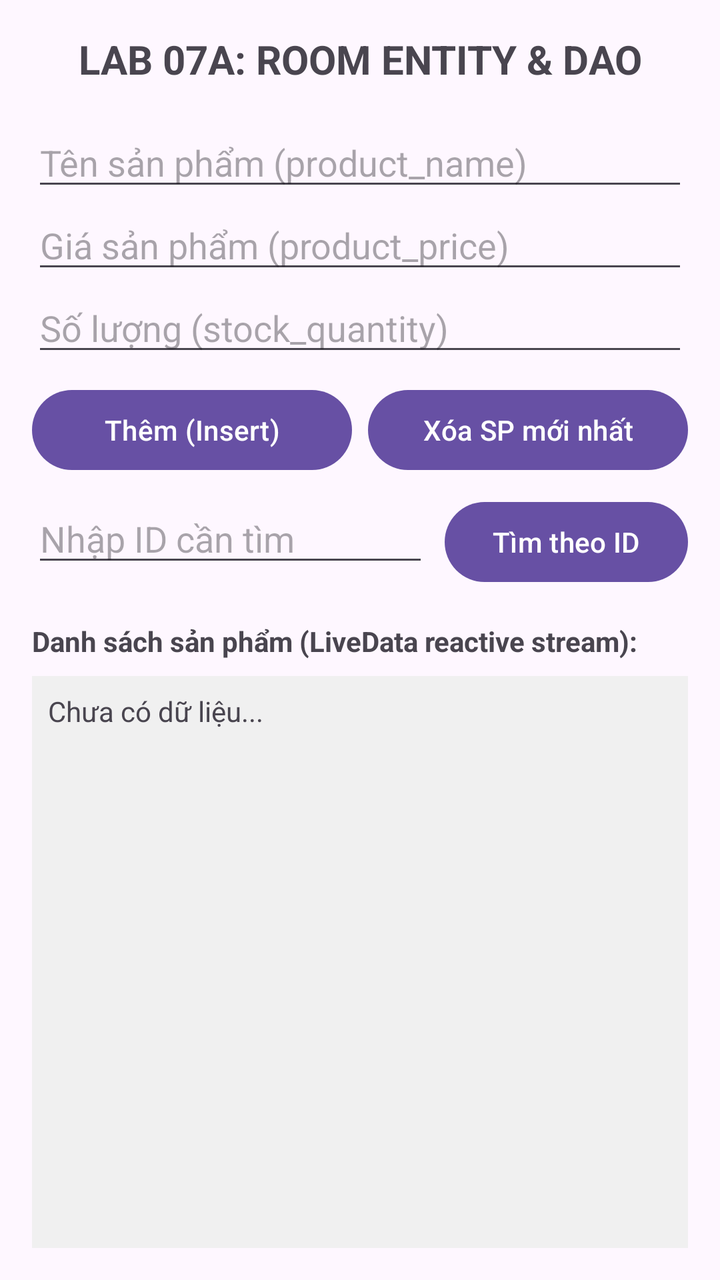
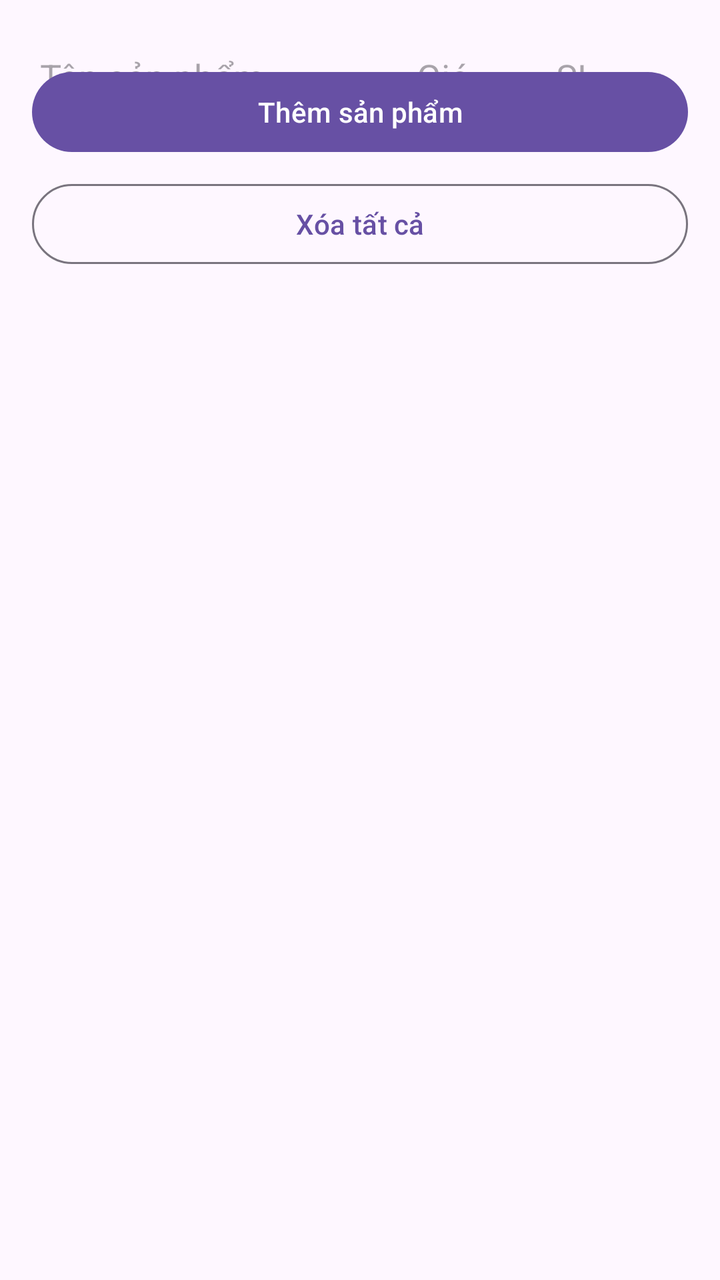

Compare the two renders of this Android layout. The source of the first and the diff that turns it into the second are given below.
<!-- AndroidManifest.xml: application theme Theme.Lab07A_Room_2474802010092 -->
<!-- res/layout/activity_main.xml -->
<?xml version="1.0" encoding="utf-8"?>
<LinearLayout xmlns:android="http://schemas.android.com/apk/res/android"
    android:layout_width="match_parent"
    android:layout_height="match_parent"
    android:orientation="vertical"
    android:padding="16dp">

    <TextView
        android:layout_width="match_parent"
        android:layout_height="wrap_content"
        android:text="LAB 07A: ROOM ENTITY &amp; DAO"
        android:textSize="20sp"
        android:textStyle="bold"
        android:gravity="center"
        android:layout_marginBottom="16dp" />

    <EditText
        android:id="@+id/etProductName"
        android:layout_width="match_parent"
        android:layout_height="wrap_content"
        android:hint="Tên sản phẩm (product_name)"
        android:inputType="text" />

    <EditText
        android:id="@+id/etProductPrice"
        android:layout_width="match_parent"
        android:layout_height="wrap_content"
        android:hint="Giá sản phẩm (product_price)"
        android:inputType="numberDecimal" />

    <EditText
        android:id="@+id/etProductQuantity"
        android:layout_width="match_parent"
        android:layout_height="wrap_content"
        android:hint="Số lượng (stock_quantity)"
        android:inputType="number" />

    <LinearLayout
        android:layout_width="match_parent"
        android:layout_height="wrap_content"
        android:orientation="horizontal"
        android:layout_marginTop="8dp">

        <Button
            android:id="@+id/btnInsert"
            android:layout_width="0dp"
            android:layout_height="wrap_content"
            android:layout_weight="1"
            android:text="Thêm (Insert)" />

        <Button
            android:id="@+id/btnDelete"
            android:layout_width="0dp"
            android:layout_height="wrap_content"
            android:layout_weight="1"
            android:layout_marginStart="8dp"
            android:text="Xóa SP mới nhất" />
    </LinearLayout>

    <LinearLayout
        android:layout_width="match_parent"
        android:layout_height="wrap_content"
        android:orientation="horizontal"
        android:layout_marginTop="8dp">

        <EditText
            android:id="@+id/etSearchId"
            android:layout_width="0dp"
            android:layout_height="wrap_content"
            android:layout_weight="1"
            android:hint="Nhập ID cần tìm"
            android:inputType="number" />

        <Button
            android:id="@+id/btnSearch"
            android:layout_width="wrap_content"
            android:layout_height="wrap_content"
            android:layout_marginStart="8dp"
            android:text="Tìm theo ID" />
    </LinearLayout>

    <TextView
        android:layout_width="match_parent"
        android:layout_height="wrap_content"
        android:text="Danh sách sản phẩm (LiveData reactive stream):"
        android:textStyle="bold"
        android:layout_marginTop="16dp" />

    <ScrollView
        android:layout_width="match_parent"
        android:layout_height="0dp"
        android:layout_weight="1"
        android:layout_marginTop="8dp"
        android:background="#F0F0F0"
        android:padding="8dp">

        <TextView
            android:id="@+id/tvProductList"
            android:layout_width="match_parent"
            android:layout_height="wrap_content"
            android:textSize="14sp"
            android:text="Chưa có dữ liệu..." />
    </ScrollView>

</LinearLayout>
<!-- resources referenced by this layout -->
<resources>
  <style name="Theme.Lab07A_Room_2474802010092" parent="Base.Theme.Lab07A_Room_2474802010092" />
  <style name="Base.Theme.Lab07A_Room_2474802010092" parent="Theme.Material3.DayNight.NoActionBar">
          
      </style>
</resources>

<!-- the commit's change to res/layout/activity_main.xml (unified diff, before → after) -->
@@ -1,105 +1,90 @@
 <?xml version="1.0" encoding="utf-8"?>
-<LinearLayout xmlns:android="http://schemas.android.com/apk/res/android"
+<androidx.constraintlayout.widget.ConstraintLayout 
+    xmlns:android="http://schemas.android.com/apk/res/android"
+    xmlns:app="http://schemas.android.com/apk/res-auto"
     android:layout_width="match_parent"
     android:layout_height="match_parent"
-    android:orientation="vertical"
     android:padding="16dp">
 
-    <TextView
-        android:layout_width="match_parent"
+    
+    <androidx.constraintlayout.widget.Guideline
+        android:id="@+id/guideline"
+        android:layout_width="wrap_content"
         android:layout_height="wrap_content"
-        android:text="LAB 07A: ROOM ENTITY &amp; DAO"
-        android:textSize="20sp"
-        android:textStyle="bold"
-        android:gravity="center"
-        android:layout_marginBottom="16dp" />
+        android:orientation="vertical"
+        app:layout_constraintGuide_percent="0.55" />
+
+    
+    <androidx.constraintlayout.widget.Barrier
+        android:id="@+id/barrierName"
+        android:layout_width="wrap_content"
+        android:layout_height="wrap_content"
+        app:barrierDirection="end"
+        app:constraint_referenced_ids="etName" />
 
     <EditText
-        android:id="@+id/etProductName"
-        android:layout_width="match_parent"
+        android:id="@+id/etName"
+        android:layout_width="0dp"
         android:layout_height="wrap_content"
-        android:hint="Tên sản phẩm (product_name)"
-        android:inputType="text" />
+        android:hint="Tên sản phẩm"
+        android:inputType="text"
+        android:importantForAutofill="no"
+        app:layout_constraintEnd_toStartOf="@+id/guideline"
+        app:layout_constraintStart_toStartOf="parent"
+        app:layout_constraintTop_toTopOf="parent" />
 
     <EditText
-        android:id="@+id/etProductPrice"
-        android:layout_width="match_parent"
+        android:id="@+id/etPrice"
+        android:layout_width="0dp"
         android:layout_height="wrap_content"
-        android:hint="Giá sản phẩm (product_price)"
-        android:inputType="numberDecimal" />
+        android:layout_marginStart="8dp"
+        android:hint="Giá"
+        android:inputType="numberDecimal"
+        android:importantForAutofill="no"
+        app:layout_constraintEnd_toStartOf="@+id/etQuantity"
+        app:layout_constraintStart_toEndOf="@+id/guideline"
+        app:layout_constraintTop_toTopOf="@+id/etName" />
 
     <EditText
-        android:id="@+id/etProductQuantity"
-        android:layout_width="match_parent"
+        android:id="@+id/etQuantity"
+        android:layout_width="70dp"
         android:layout_height="wrap_content"
-        android:hint="Số lượng (stock_quantity)"
-        android:inputType="number" />
+        android:layout_marginStart="8dp"
+        android:hint="SL"
+        android:inputType="number"
+        android:importantForAutofill="no"
+        app:layout_constraintEnd_toEndOf="parent"
+        app:layout_constraintTop_toTopOf="@+id/etName" />
 
-    <LinearLayout
-        android:layout_width="match_parent"
+    <Button
+        android:id="@+id/btnAdd"
+        android:layout_width="0dp"
         android:layout_height="wrap_content"
-        android:orientation="horizontal"
-        android:layout_marginTop="8dp">
+        android:layout_marginTop="16dp"
+        android:text="Thêm sản phẩm"
+        app:layout_constraintEnd_toEndOf="parent"
+        app:layout_constraintStart_toStartOf="parent"
+        app:layout_constraintTop_toBottomOf="@+id/barrierName" />
 
-        <Button
-            android:id="@+id/btnInsert"
-            android:layout_width="0dp"
-            android:layout_height="wrap_content"
-            android:layout_weight="1"
-            android:text="Thêm (Insert)" />
+    <Button
+        android:id="@+id/btnClearAll"
+        style="?attr/materialButtonOutlinedStyle"
+        android:layout_width="0dp"
+        android:layout_height="wrap_content"
+        android:layout_marginTop="8dp"
+        android:text="Xóa tất cả"
+        app:layout_constraintEnd_toEndOf="parent"
+        app:layout_constraintStart_toStartOf="parent"
+        app:layout_constraintTop_toBottomOf="@+id/btnAdd" />
 
-        <Button
-            android:id="@+id/btnDelete"
-            android:layout_width="0dp"
-            android:layout_height="wrap_content"
-            android:layout_weight="1"
-            android:layout_marginStart="8dp"
-            android:text="Xóa SP mới nhất" />
-    </LinearLayout>
+    <androidx.recyclerview.widget.RecyclerView
+        android:id="@+id/recyclerView"
+        android:layout_width="0dp"
+        android:layout_height="0dp"
+        android:layout_marginTop="16dp"
+        app:layout_constraintBottom_toBottomOf="parent"
+        app:layout_constraintEnd_toEndOf="parent"
+        app:layout_constraintStart_toStartOf="parent"
+        app:layout_constraintTop_toBottomOf="@+id/btnClearAll" />
 
-    <LinearLayout
-        android:layout_width="match_parent"
-        android:layout_height="wrap_content"
-        android:orientation="horizontal"
-        android:layout_marginTop="8dp">
-
-        <EditText
-            android:id="@+id/etSearchId"
-            android:layout_width="0dp"
-            android:layout_height="wrap_content"
-            android:layout_weight="1"
-            android:hint="Nhập ID cần tìm"
-            android:inputType="number" />
-
-        <Button
-            android:id="@+id/btnSearch"
-            android:layout_width="wrap_content"
-            android:layout_height="wrap_content"
-            android:layout_marginStart="8dp"
-            android:text="Tìm theo ID" />
-    </LinearLayout>
-
-    <TextView
-        android:layout_width="match_parent"
-        android:layout_height="wrap_content"
-        android:text="Danh sách sản phẩm (LiveData reactive stream):"
-        android:textStyle="bold"
-        android:layout_marginTop="16dp" />
-
-    <ScrollView
-        android:layout_width="match_parent"
-        android:layout_height="0dp"
-        android:layout_weight="1"
-        android:layout_marginTop="8dp"
-        android:background="#F0F0F0"
-        android:padding="8dp">
-
-        <TextView
-            android:id="@+id/tvProductList"
-            android:layout_width="match_parent"
-            android:layout_height="wrap_content"
-            android:textSize="14sp"
-            android:text="Chưa có dữ liệu..." />
-    </ScrollView>
-
-</LinearLayout>
+</androidx.constraintlayout.widget.ConstraintLayout>
